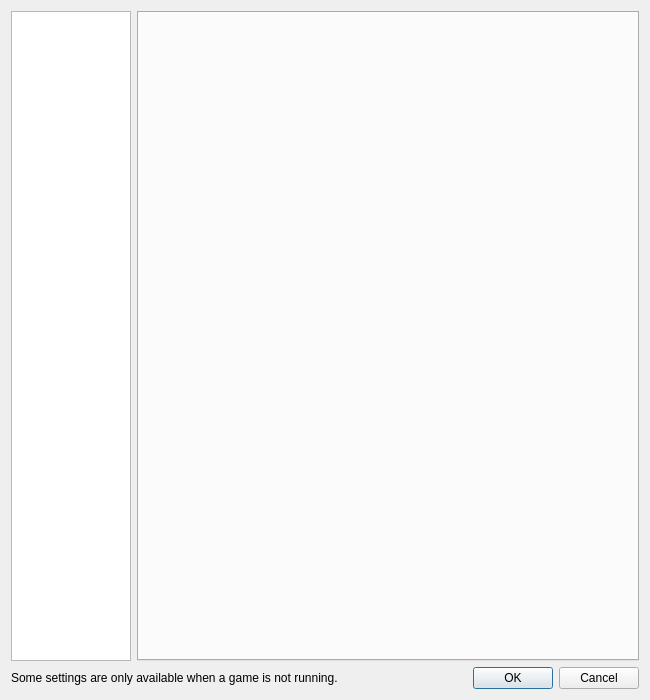
The window that src/yuzu/configuration/configure.ui (ddddng/Lichii) describes before a commit, drawn with Qt 5.
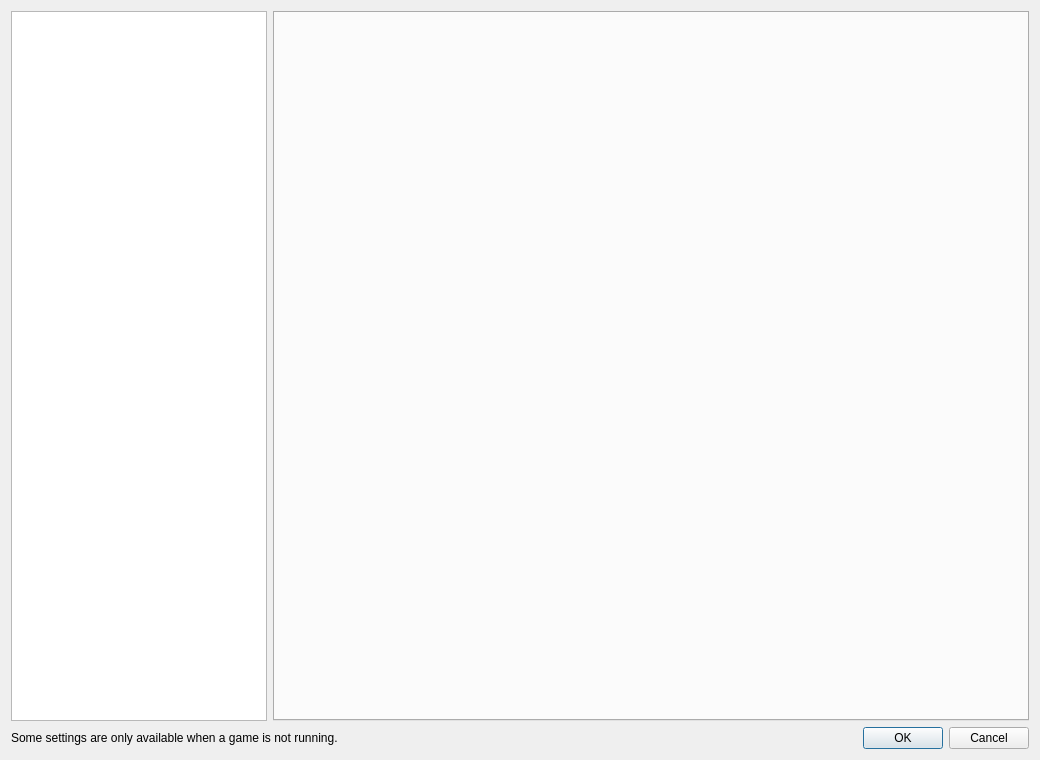
The same window after the commit.

Patch:
```diff
--- a/src/yuzu/configuration/configure.ui
+++ b/src/yuzu/configuration/configure.ui
@@ -6,16 +6,10 @@
    <rect>
     <x>0</x>
     <y>0</y>
-    <width>650</width>
-    <height>700</height>
+    <width>1040</width>
+    <height>760</height>
    </rect>
   </property>
-  <property name="minimumSize">
-   <size>
-    <width>0</width>
-    <height>675</height>
-   </size>
-  </property>
   <property name="windowTitle">
     <string>Lichii Configuration</string>
   </property>
@@ -24,17 +18,11 @@
     <layout class="QHBoxLayout" name="horizontalLayout">
      <item>
       <widget class="QListWidget" name="selectorList">
-       <property name="minimumSize">
-        <size>
-         <width>120</width>
-         <height>0</height>
-        </size>
-       </property>
-       <property name="maximumSize">
-        <size>
-         <width>120</width>
-         <height>16777215</height>
-        </size>
+       <property name="sizePolicy">
+        <sizepolicy hsizetype="Fixed" vsizetype="Expanding">
+         <horstretch>0</horstretch>
+         <verstretch>0</verstretch>
+        </sizepolicy>
        </property>
       </widget>
      </item>
```
